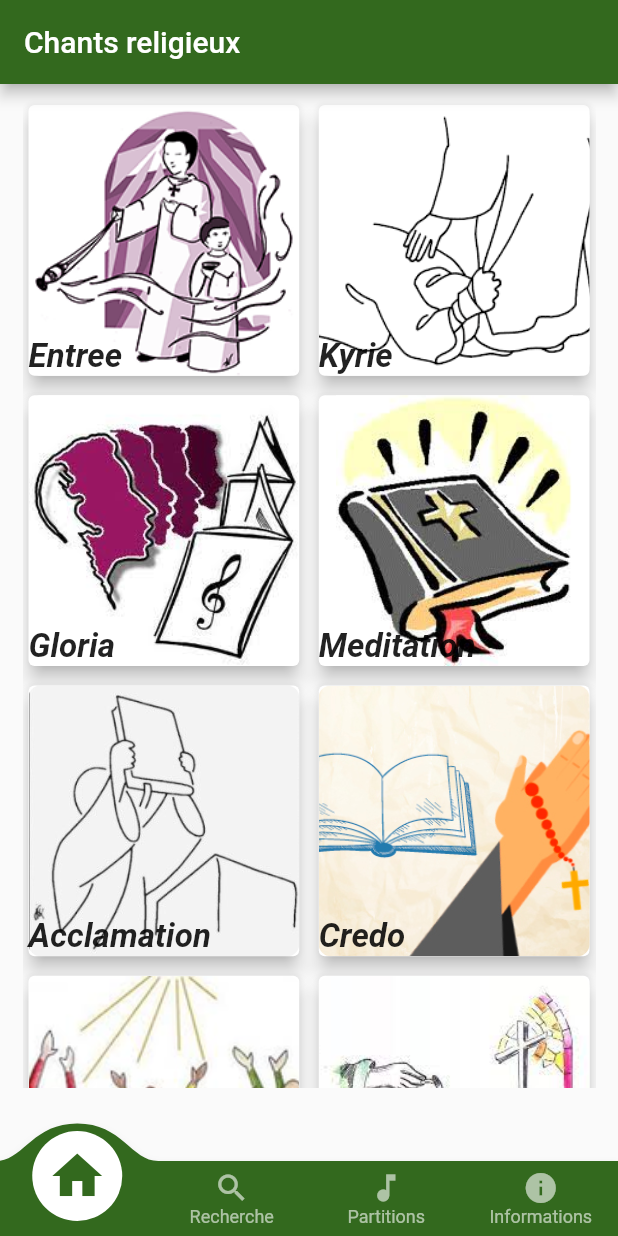
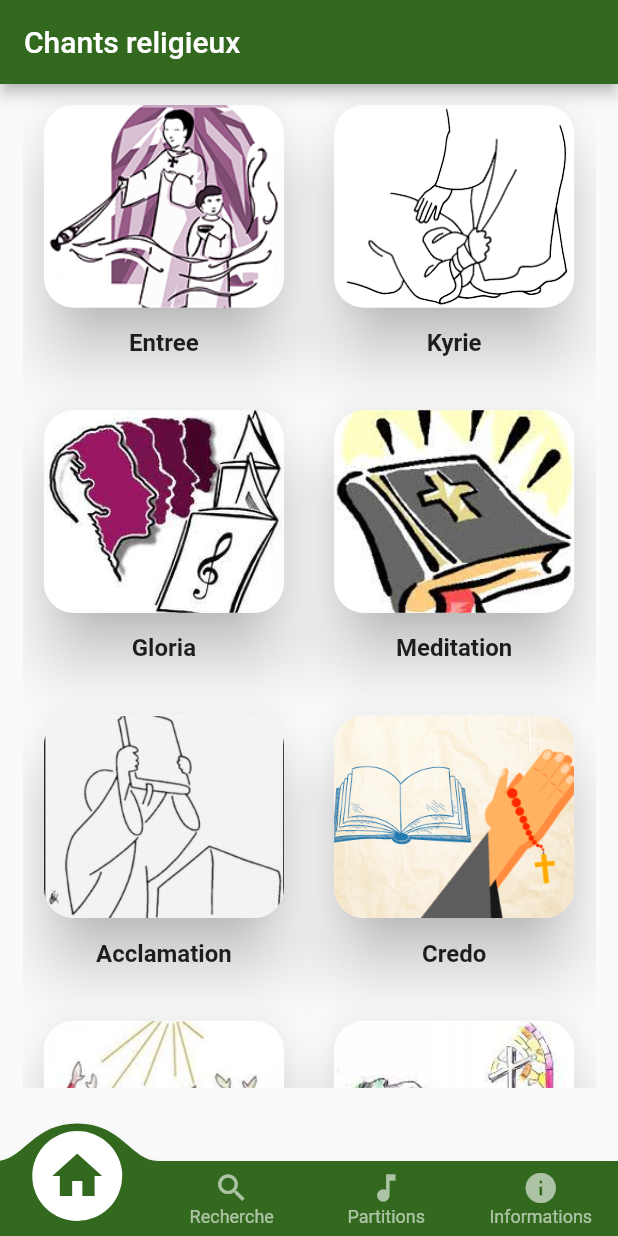
Before and after one commit to FranckNana/app-mobile-reccueil-chant, a Flutter app: the screen it shows after launch, on a phone screen of 412 x 824 dp. Run offline on Flutter 3.47's test engine with Material 2 defaults, Android fonts, the phone set to English and light mode, and no system bars; drawn by our look-alikes of convex_bottom_bar; our stand-ins replace firebase_core, firebase_database, get; missing offline and left inert: search_page, syncfusion_flutter_pdfviewer; accounts and stored records are empty.

Commit message:
bonne version refactoring

```diff
--- a/lib/commons/card_view_screen.dart
+++ b/lib/commons/card_view_screen.dart
@@ -22,7 +22,7 @@ class CardViewScreen extends StatelessWidget {
         scrollDirection: Axis.vertical,
         crossAxisCount: 2,
         children: _createCardView(map),
-        mainAxisSpacing: 5.0,
+        mainAxisSpacing: 15.0,
         crossAxisSpacing: 5.0,
       ),
     );
@@ -46,33 +46,35 @@ List<Widget> _createCardView(Map<String, String> map){
         }
 
       },
-      child: Card(
-        elevation: 5,
-        child: Container(
-          decoration: BoxDecoration(
-            image: DecorationImage(
-              image:AssetImage(imageUrl),
-              fit: BoxFit.fitHeight,
+      child: Column(
+        crossAxisAlignment: CrossAxisAlignment.center,
+        mainAxisSize: MainAxisSize.min,
+        children: [
+          Card(
+            elevation: 18.0,
+            shape: RoundedRectangleBorder(
+              borderRadius: BorderRadius.all(Radius.circular(20.0))
             ),
-            borderRadius: BorderRadius.circular(8.0),
+            child: Image.asset(
+              imageUrl,
+              fit: BoxFit.cover,
+              height: 135.0,
+              width: 160.0,
             ),
-          child: SizedBox(
-            child: Stack(
-              alignment: Alignment.bottomLeft,
-              children: [
-                Text(
+            clipBehavior: Clip.antiAlias,
+          ),
+          Padding(
+            padding: EdgeInsets.only(top: 10.0),
+            child: Text(
               categorie,
               textAlign: TextAlign.left,
               style: TextStyle(
-                    fontSize: 22,
+                fontSize: 16,
                 fontWeight: FontWeight.bold,
-                    fontStyle: FontStyle.italic
               ),
             ),
-              ],
-            )
           ),
-        ),
+        ]
       ),
     );
     images.add(image);
--- a/lib/repository/partition.repos.dart
+++ b/lib/repository/partition.repos.dart
@@ -19,7 +19,7 @@ class PartitionsData{
       for(var d in data){
         Partition partition = Partition(
                                 date: d['date'],
-                                name: d['name'].length > 34 ? '${d['name'].substring(13, 34)}...' : d['name'].substring(13),
+                                name: d['name'],
                                 url: d['url']);
         setPartitionsList(partition);
       }
--- a/lib/repository/song.repos.dart
+++ b/lib/repository/song.repos.dart
@@ -20,7 +20,7 @@ class SongData {
         if(d['type']==type){
           Song song = Song(
                     type: d['type'],
-                    title: d['title'].length > 13 ? '${d['title'].substring(0, 13)}...' : d['title'],
+                    title: d['title'],
                     refrain: d['refrain'],
                     couplet: d['couplet'] ?? []
                   );
```
Also changed, not shown: lib/commons/utilsMethod.dart (+72 -39 lines). Lines whose indentation alone changed are shown as unchanged.
